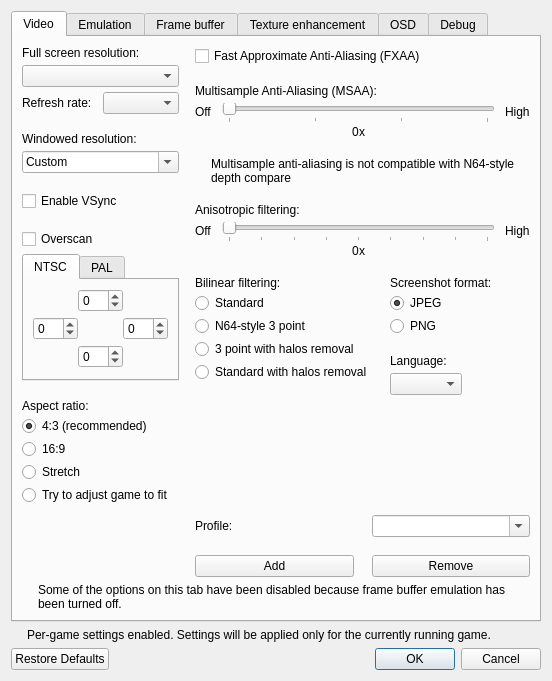
Before: the Qt Designer form src/GLideNUI/configDialog.ui in gonetz/GLideN64, drawn with Qt 5.
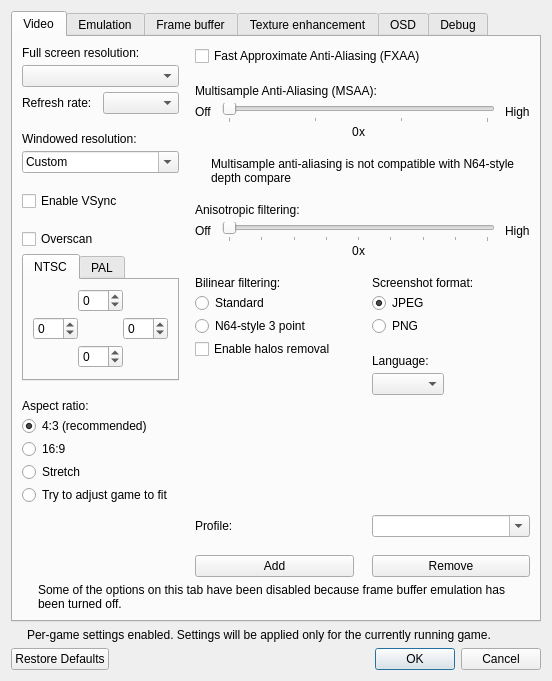
After: the same form once the commit is applied. Icons and pictures are not drawn.

Commit message: Add option enableHalosRemoval for bilinear filtering.

Diff of the .ui file:
```diff
--- a/src/GLideNUI/configDialog.ui
+++ b/src/GLideNUI/configDialog.ui
@@ -823,16 +823,9 @@
                    </widget>
                   </item>
                   <item>
-                   <widget class="QRadioButton" name="blnr3PointColorBleedingRadioButton">
+                   <widget class="QCheckBox" name="halosRemovalCheckBox">
                     <property name="text">
-                     <string>3 point with halos removal</string>
-                    </property>
-                   </widget>
-                  </item>
-                  <item>
-                   <widget class="QRadioButton" name="blnrStandardColorBleedingRadioButton">
-                    <property name="text">
-                     <string>Standard with halos removal</string>
+                     <string>Enable halos removal</string>
                     </property>
                    </widget>
                   </item>
```
The commit also changes 8 other files.
